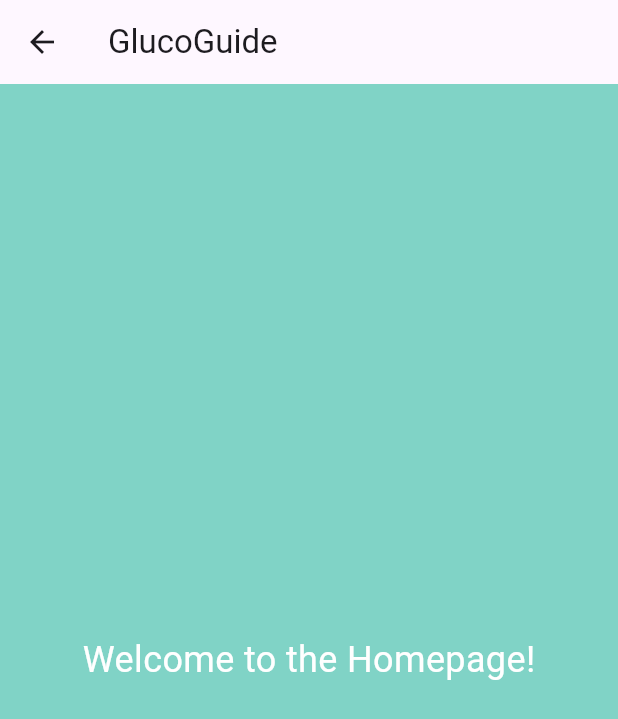
After one commit to UNO-CSCI4830/GlucoGuide, a Flutter app: the Homepage screen opened directly, on a phone screen of 412 x 824 dp. The commit adds this screen. Shown: the top 719 px of the screen. Run offline on Flutter 3.47's test engine with Material 3 defaults, Android fonts, the phone set to English and light mode, and no system bars.

Commit message:
shane changes

```diff
--- /dev/null
+++ b/glucoguide/lib/homepage.dart
@@ -0,0 +1,27 @@
+import 'package:flutter/material.dart';
+
+class Homepage extends StatelessWidget {
+  const Homepage({super.key});
+
+  @override
+  Widget build(BuildContext context) {
+    return Scaffold(
+      appBar: AppBar(
+        title: const Text('GlucoGuide'),
+      ),
+      body: Center(
+        child: Container(
+          width: double.infinity,
+          height: double.infinity,
+          color: const Color.fromARGB(147, 36, 185, 156),
+          child: const Center(
+            child: Text(
+              'Welcome to the Homepage!',
+              style: TextStyle(color: Colors.white, fontSize: 24),
+            ),
+          ),
+        ),
+      ),
+    );
+  }
+}
```
Also changed, not shown: glucoguide/lib/main.dart (+100 -81 lines).
